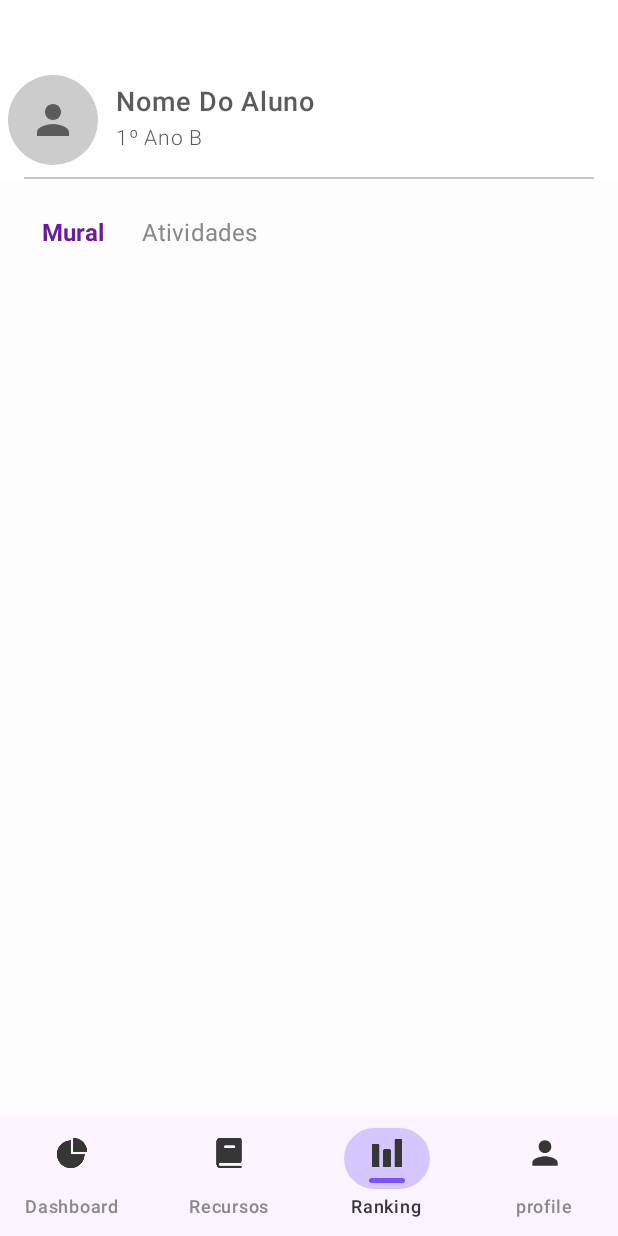
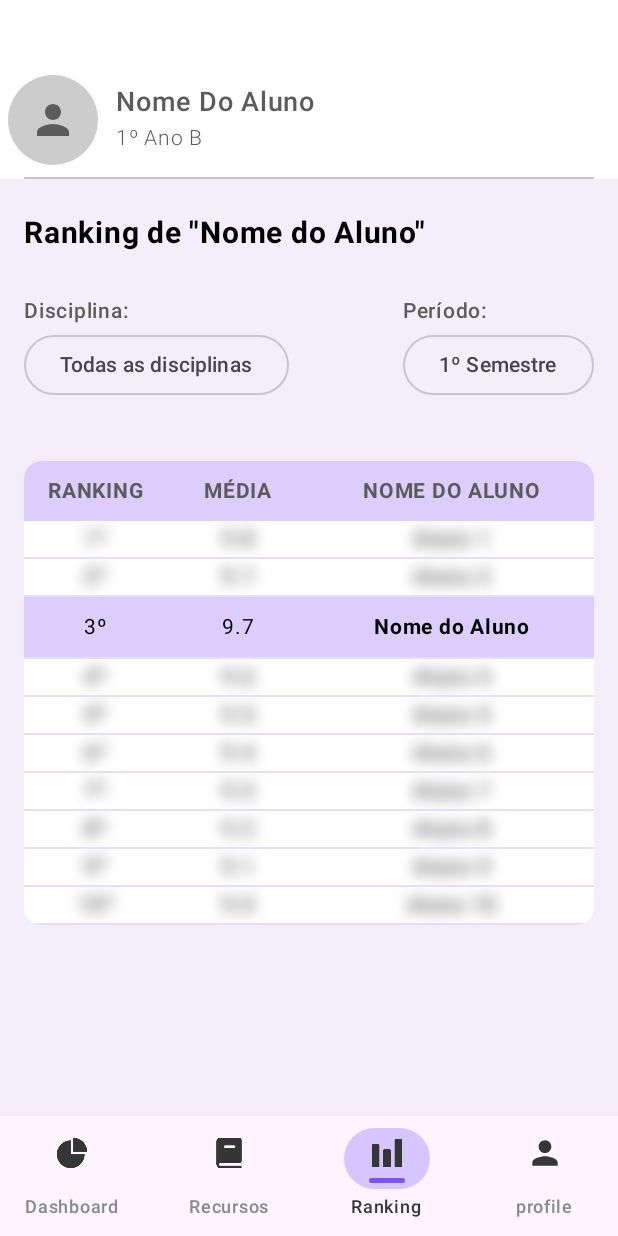
Before and after one commit to sofiascarvalho/Mobile-TCC-, an Android app built with Jetpack Compose: the RankingScreen screen opened through its navigation route, on a phone screen of 412 x 824 dp. Run offline under Robolectric (Android 15) with nearby library versions, the phone set to English and light mode, and no system bars.

Commit message:
feat(ranking): tela de ranking pronta, ajustes de design pendentes

```diff
--- a/app/src/main/java/com/example/analyticai/screens/RankingScreen.kt
+++ b/app/src/main/java/com/example/analyticai/screens/RankingScreen.kt
@@ -1,73 +1,175 @@
 package com.example.analyticai.screens
 
+import android.graphics.RenderEffect
+import android.graphics.Shader
 import androidx.compose.foundation.background
-import androidx.compose.foundation.layout.Arrangement
-import androidx.compose.foundation.layout.Column
-import androidx.compose.foundation.layout.Row
-import androidx.compose.foundation.layout.Spacer
-import androidx.compose.foundation.layout.fillMaxSize
-import androidx.compose.foundation.layout.fillMaxWidth
-import androidx.compose.foundation.layout.height
-import androidx.compose.foundation.layout.padding
+import androidx.compose.foundation.layout.*
 import androidx.compose.foundation.lazy.LazyColumn
+import androidx.compose.foundation.lazy.items
+import androidx.compose.foundation.shape.RoundedCornerShape
+import androidx.compose.material3.Divider
+import androidx.compose.material3.OutlinedTextField
+import androidx.compose.material3.Text
 import androidx.compose.runtime.Composable
 import androidx.compose.runtime.getValue
 import androidx.compose.runtime.mutableStateOf
 import androidx.compose.runtime.remember
 import androidx.compose.runtime.setValue
+import androidx.compose.ui.Alignment
 import androidx.compose.ui.Modifier
+import androidx.compose.ui.draw.blur
+import androidx.compose.ui.draw.clip
 import androidx.compose.ui.graphics.Color
+import androidx.compose.ui.graphics.graphicsLayer
+import androidx.compose.ui.text.font.FontWeight
+import androidx.compose.ui.text.style.TextAlign
+import androidx.compose.ui.tooling.preview.Preview
 import androidx.compose.ui.unit.dp
+import androidx.compose.ui.unit.sp
 import androidx.navigation.NavHostController
 import com.example.analyticai.model.Recurso
-import com.example.analyticai.screens.components.ConfirmarDownload
-import com.example.analyticai.screens.components.RecursoCard
 
 @Composable
 fun RankingScreen(navegacao: NavHostController?) {
-
+    val rankingList = listOf(
+        Triple("1º", "9.8", "Aluno 1"),
+        Triple("2º", "9.7", "Aluno 2"),
+        Triple("3º", "9.7", "Nome do Aluno"),
+        Triple("4º", "9.6", "Aluno 4"),
+        Triple("5º", "9.5", "Aluno 5"),
+        Triple("6º", "9.4", "Aluno 6"),
+        Triple("7º", "9.3", "Aluno 7"),
+        Triple("8º", "9.2", "Aluno 8"),
+        Triple("9º", "9.1", "Aluno 9"),
+        Triple("10º", "9.0", "Aluno 10"),
+    )
     var recursoSelecionado by remember { mutableStateOf<Recurso?>(null) }
     var abaSelecionada by remember { mutableStateOf("Mural") }
     var disciplinaSelecionada by remember { mutableStateOf("Todas as disciplinas") }
     var periodoSelecionado by remember { mutableStateOf("1º Semestre") }
 
+
+    val disciplinas = listOf("Todas as disciplinas", "Filosofia", "Matemática", "Biologia")
+    val periodos = listOf("1º Semestre", "2º Semestre")
+
     Column(
         modifier = Modifier
             .fillMaxSize()
-            .background(Color(0xFFFDFDFD))
-            .padding(horizontal = 16.dp, vertical = 12.dp)
+            .background(Color(0xFFF3EEF9))
+            .padding(16.dp)
     ) {
-        // Tabs (Mural / Atividades)
+        // Título
+        Text(
+            text = "Ranking de \"Nome do Aluno\"",
+            fontSize = 20.sp,
+            fontWeight = FontWeight.Bold,
+            color = Color.Black,
+            modifier = Modifier.padding(vertical = 8.dp)
+        )
+
+        Spacer(modifier = Modifier.height(20.dp))
+
+        // Campos de filtro (estáticos)
         Row(
             modifier = Modifier.fillMaxWidth(),
-            horizontalArrangement = Arrangement.Start
+            horizontalArrangement = Arrangement.SpaceBetween
         ) {
-            AbaSelecionavel(
-                titulo = "Mural",
-                selecionado = abaSelecionada == "Mural",
-                onClick = { abaSelecionada = "Mural" }
+            DropdownFiltro(
+                label = "Disciplina:",
+                opcoes = disciplinas,
+                selecionado = disciplinaSelecionada,
+                onSelecionar = { disciplinaSelecionada = it },
             )
-            AbaSelecionavel(
-                titulo = "Atividades",
-                selecionado = abaSelecionada == "Atividades",
-                onClick = { abaSelecionada = "Atividades" }
+
+            DropdownFiltro(
+                label = "Período:",
+                opcoes = periodos,
+                selecionado = periodoSelecionado,
+                onSelecionar = { periodoSelecionado = it }
             )
         }
 
-        Spacer(modifier = Modifier.height(16.dp))
+        Spacer(modifier = Modifier.height(40.dp))
 
-        // Filtros
+        // Cabeçalho da tabela
+        Row(
+            modifier = Modifier
+                .fillMaxWidth()
+                .background(Color(0xffDCCDFC), RoundedCornerShape(topStart = 12.dp, topEnd = 12.dp))
+                .padding(vertical = 8.dp)
+        ) {
+            Text(
+                "RANKING",
+                modifier = Modifier.weight(1f),
+                textAlign = TextAlign.Center,
+                fontWeight = FontWeight.Bold,
+                fontSize = 14.sp
+            )
+            Text(
+                "MÉDIA",
+                modifier = Modifier.weight(1f),
+                textAlign = TextAlign.Center,
+                fontWeight = FontWeight.Bold,
+                fontSize = 14.sp
+            )
+            Text(
+                "NOME DO ALUNO",
+                modifier = Modifier.weight(2f),
+                textAlign = TextAlign.Center,
+                fontWeight = FontWeight.Bold,
+                fontSize = 14.sp
+            )
+        }
 
+        // Corpo da tabela
+        LazyColumn(
+            modifier = Modifier
+                .fillMaxWidth()
+                .clip(RoundedCornerShape(bottomStart = 12.dp, bottomEnd = 12.dp))
+                .background(Color.White)
+        ) {
+            items(rankingList) { (posicao, media, nome) ->
+                val isUser = nome == "Nome do Aluno"
 
-        Spacer(modifier = Modifier.height(12.dp))
+                // 🔮 Se não for o aluno atual, aplica blur
+                Row(
+                    modifier = if (!isUser) Modifier.blur(8.dp) else Modifier
+                        .fillMaxWidth()
+                        .background(if (isUser) Color(0xffDCCDFC) else Color.Transparent)
+                        .padding(vertical = 8.dp)
+                ) {
+                    Text(
+                        posicao,
+                        modifier = Modifier.weight(1f),
+                        textAlign = TextAlign.Center,
+                        fontSize = 14.sp,
+                        color = Color.Black
+                    )
+                    Text(
+                        media,
+                        modifier = Modifier.weight(1f),
+                        textAlign = TextAlign.Center,
+                        fontSize = 14.sp,
+                        color = Color.Black
+                    )
+                    Text(
+                        nome,
+                        modifier = Modifier.weight(2f),
+                        textAlign = TextAlign.Center,
+                        fontSize = 14.sp,
+                        fontWeight = if (isUser) FontWeight.Bold else FontWeight.Normal,
+                        color = Color.Black
+                    )
+                }
 
+                Divider(color = Color(0xFFE6DDF7))
+            }
+        }
+    }
+}
 
-    }
-
-    // Confirmação de download
-    ConfirmarDownload(
-        recurso = recursoSelecionado,
-        onConfirmar = { recursoSelecionado = null },
-        onCancelar = { recursoSelecionado = null }
-    )
+@Preview
+@Composable
+private fun RankingScreenPreview() {
+    RankingScreen(null)
 }
```
Also changed, not shown: 1 other file.
